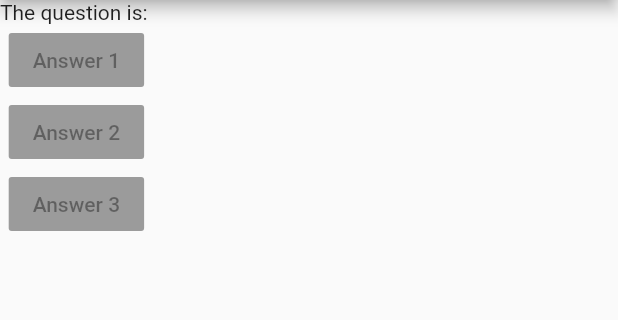
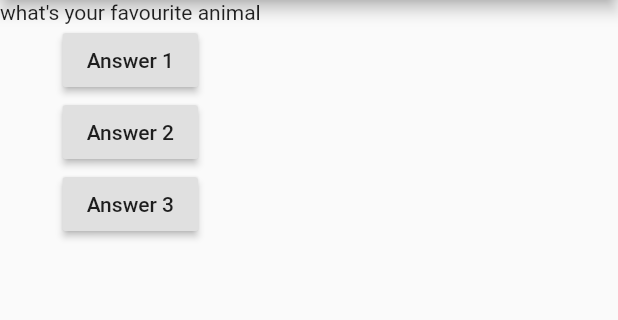
Before and after one commit to ashishu8888/QuizApp, a Flutter app: the screen it shows after launch, on a phone screen of 412 x 824 dp, the part 84-404 px from its top. Run offline on Flutter 3.47's test engine with Material 2 defaults, Android fonts, the phone set to English and light mode, and no system bars.

```diff
--- a/lib/main.dart
+++ b/lib/main.dart
@@ -4,8 +4,26 @@ import 'package:flutter/material.dart';
 
 void main() => runApp(const MyApp());
 
-class MyApp extends StatelessWidget {
+class MyApp extends StatefulWidget {
   const MyApp({Key? key}) : super(key: key);
+
+  @override
+  State<MyApp> createState() => _MyAppState();
+}
+
+class _MyAppState extends State<MyApp> {
+  final question = const [
+    'what\'s your favourite animal',
+    'what\'s is your favourite colour'
+  ];
+
+  var questionIndex = 0;
+
+  void answerQuestion() {
+    if (questionIndex + 1 < question.length) {
+      questionIndex++;
+    }
+  }
 
   @override
   Widget build(BuildContext context) {
@@ -14,19 +32,20 @@ class MyApp extends StatelessWidget {
         appBar: AppBar(
           title: const Text('Quiz'),
         ),
-        body: Column(children: const [
-          Text('The question is: '),
+        body: Column(children: [
+          // ignore: unnecessary_string_interpolations
+          Text('${question[questionIndex]}'),
           RaisedButton(
-            child: Text('Answer 1'),
-            onPressed: null,
+            child: const Text('Answer 1'),
+            onPressed: answerQuestion,
           ),
           RaisedButton(
-            child: Text('Answer 2'),
-            onPressed: null,
+            child: const Text('Answer 2'),
+            onPressed: answerQuestion,
           ),
           RaisedButton(
-            child: Text('Answer 3'),
-            onPressed: null,
+            child: const Text('Answer 3'),
+            onPressed: answerQuestion,
           )
         ]),
       ),
```
